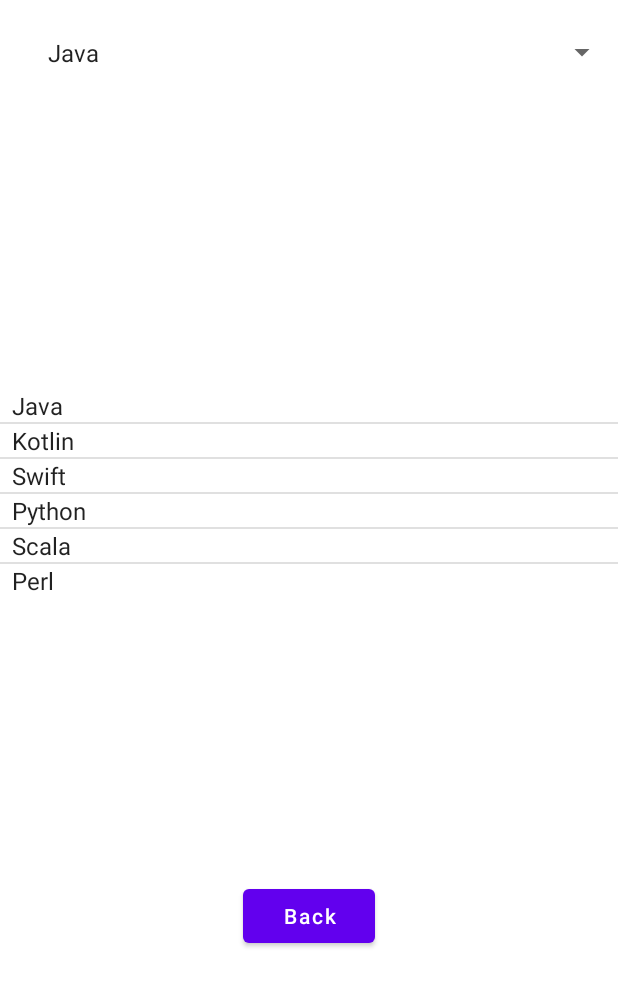
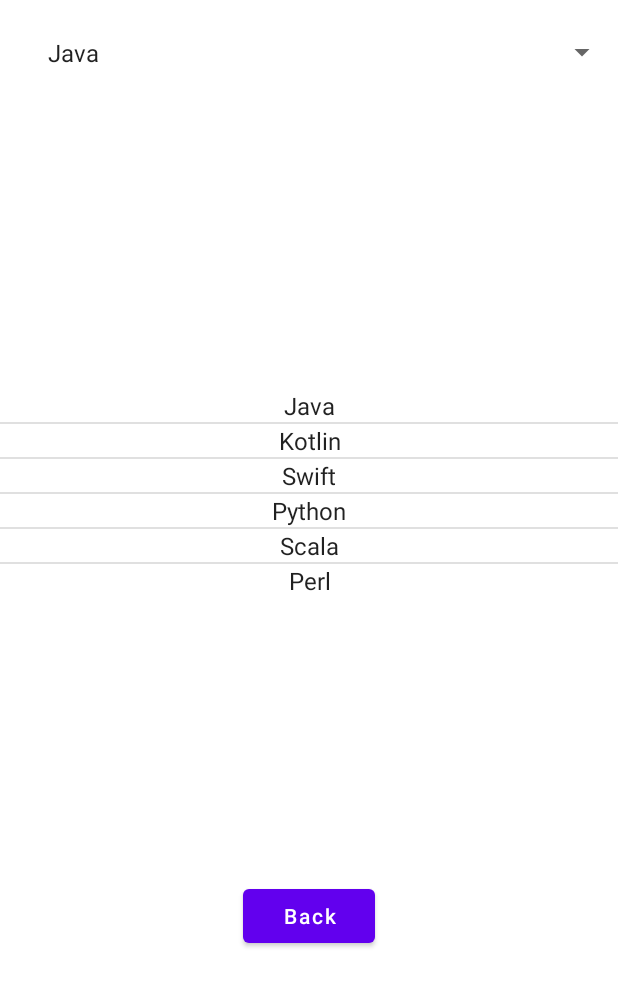
Before and after one commit to SergeiKolyagO/tmsAndroid, an Android app: the SecondFragment screen opened through its navigation route, on a phone screen of 412 x 824 dp. Shown: the top 986 px of the screen. Run offline under Robolectric (Android 15) with nearby library versions, the phone set to English and light mode, and no system bars.

Commit message:
task3 homework

```diff
--- a/app/src/main/java/com/example/task3/SecondFragment.kt
+++ b/app/src/main/java/com/example/task3/SecondFragment.kt
@@ -6,7 +6,6 @@ import android.view.LayoutInflater
 import android.view.View
 import android.view.ViewGroup
 import android.widget.ArrayAdapter
-import android.widget.ListView
 import com.example.task3.databinding.FragmentSecondBinding
 
 
--- a/app/src/main/res/layout/fragment_second.xml
+++ b/app/src/main/res/layout/fragment_second.xml
@@ -24,13 +24,16 @@
         android:layout_width="match_parent"
         android:layout_height="wrap_content"
         android:padding="24dp"
+        android:entries="@array/Languages"
         app:layout_constraintEnd_toEndOf="parent"
         app:layout_constraintStart_toStartOf="parent"
         app:layout_constraintTop_toTopOf="parent" />
     <ListView
+        android:textAlignment="center"
         android:id="@+id/list_view1"
         android:layout_width="match_parent"
         android:layout_height="wrap_content"
+        android:entries="@array/Languages"
         app:layout_constraintStart_toStartOf="parent"
         app:layout_constraintEnd_toEndOf="parent"
         app:layout_constraintTop_toBottomOf="@+id/spinner1"
```
